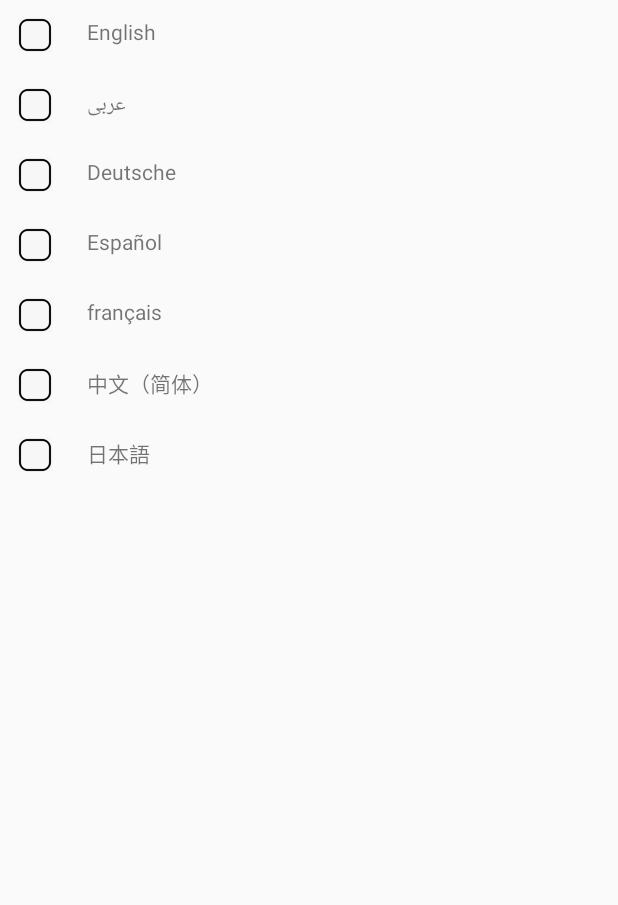
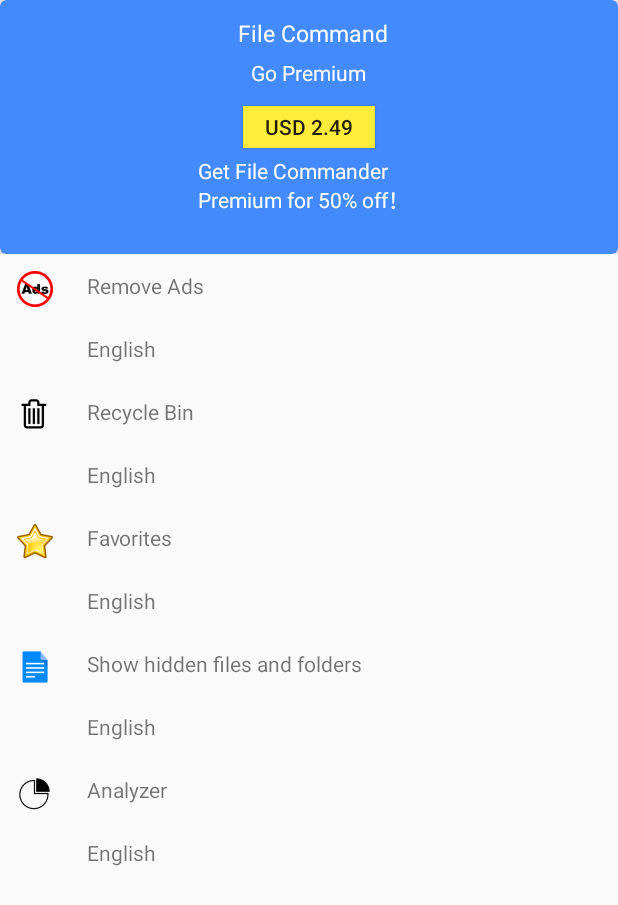
Before and after one commit to aloha1/File_Command, an Android app: the GoPremiumActivity screen opened directly, with no data from a screen before it, on a phone screen of 412 x 824 dp. Shown: the top 905 px of the screen. Run offline under Robolectric (Android 15) with nearby library versions, the phone set to English and light mode, and no system bars.

Commit message:
update a little

```diff
--- a/FileCommand/app/src/main/AndroidManifest.xml
+++ b/FileCommand/app/src/main/AndroidManifest.xml
@@ -30,6 +30,7 @@
             android:screenOrientation="portrait"
             android:label="@string/app_name">
         </activity>
+
         <!--activity other store-->
         <activity android:name=".activity.AppStoreActivity"
             android:theme="@style/AppTheme.NoActionBar"
--- a/FileCommand/app/src/main/java/aaron/filecommand/activity/MainActivity.java
+++ b/FileCommand/app/src/main/java/aaron/filecommand/activity/MainActivity.java
@@ -132,14 +132,11 @@
 
         switch (checkAppStart()) {
             case NORMAL:
-                // We don't want to get on the user's nerves
                 break;
             case FIRST_TIME_VERSION:
-                // TODO show what's new
                 addToHome();
                 break;
             case FIRST_TIME:
-                // TODO show a tutorial
                 addToHome();
                 break;
             default:
@@ -165,10 +162,6 @@
         });
     }
 
-    private void clearToolbarHome(){
-        imageToolbar.setVisibility(View.GONE);
-    }
-
     @Override
     public boolean onCreateOptionsMenu(Menu menu) {
         // Inflate the menu; this adds items to the action bar if it is present.
@@ -187,7 +180,6 @@
         if (id == R.id.action_settings) {
             return true;
         }
-
         return super.onOptionsItemSelected(item);
     }
 
@@ -201,7 +193,9 @@
         imageToolbar.setVisibility(View.INVISIBLE);
         imageToolbar.setImageResource(R.drawable.bag_white);
         if (id == R.id.nav_go_premium) {
-            // Handle the camera action
+            initFragment();
+            Intent intent = new Intent(MainActivity.this, GoPremiumActivity.class);
+            startActivity(intent);
         } else if (id == R.id.nav_home) {
             initFragment();
         }else if (id == R.id.nav_pictures) {
@@ -222,12 +216,13 @@
         } else if (id == R.id.nav_recent_files) {
             toolbarTitle.setText(R.string.text_tick_recent_files);
         } else if (id == R.id.nav_favorite) {
-
+            toolbarTitle.setText(R.string.text_tick_favorites);
         } else if (id == R.id.nav_internal_shared_storage) {
-
+            toolbarTitle.setText(R.string.text_tick_internal_shared_storage);
         } else if (id == R.id.nav_ftp) {
-
+            toolbarTitle.setText(R.string.text_tick_ftp);
         }else if (id == R.id.nav_language) {
+            initFragment();
             Intent intent = new Intent(MainActivity.this, LanguageActivity.class);
             startActivity(intent);
         }else{
--- a/FileCommand/app/src/main/java/aaron/filecommand/fragment/HomeFragment.java
+++ b/FileCommand/app/src/main/java/aaron/filecommand/fragment/HomeFragment.java
@@ -7,6 +7,7 @@
 import android.content.SharedPreferences;
 import android.os.Bundle;
 import android.support.annotation.Nullable;
+import android.support.v7.widget.CardView;
 import android.support.v7.widget.GridLayoutManager;
 import android.support.v7.widget.LinearLayoutManager;
 import android.support.v7.widget.RecyclerView;
@@ -27,6 +28,7 @@
 
 import aaron.filecommand.R;
 import aaron.filecommand.activity.AddCategoryActivity;
+import aaron.filecommand.activity.InterAd_Activity;
 import aaron.filecommand.adapter.HomeAdapter;
 import aaron.filecommand.adapter.helper.SimpleItemTouchHelperCallback;
 import aaron.filecommand.dao.Category;
@@ -81,6 +83,14 @@
             @Override
             public void onClick(View view) {
                 Intent intent = new Intent(getActivity(), AddCategoryActivity.class);
+                getActivity().startActivity(intent);
+            }
+        });
+        CardView cardView = view.findViewById(R.id.card_normal);
+        cardView.setOnClickListener(new View.OnClickListener() {
+            @Override
+            public void onClick(View view) {
+                Intent intent = new Intent(getActivity(), InterAd_Activity.class);
                 getActivity().startActivity(intent);
             }
         });
--- a/FileCommand/app/src/main/res/layout/activity_go_premium.xml
+++ b/FileCommand/app/src/main/res/layout/activity_go_premium.xml
@@ -5,7 +5,7 @@
     xmlns:app="http://schemas.android.com/apk/res-auto"
     android:orientation="vertical">
 
-    <!--<include layout="@layout/include_toolbar"/>-->
+    <include layout ="@layout/card_premium"/>
 
     <ScrollView
         android:layout_width="match_parent"
@@ -15,131 +15,168 @@
             android:layout_height="match_parent"
             android:orientation="vertical">
 
-            <LinearLayout android:id="@+id/layout_tick_english"
+            <RelativeLayout android:id="@+id/layout_remove_ads"
                 android:orientation="horizontal"
                 android:layout_width="match_parent"
                 android:layout_height="wrap_content">
                 <ImageView
-                    android:id="@+id/image_tick_english"
+                    android:id="@+id/image_remove_ads"
                     android:layout_width="@dimen/digit_big_height"
                     android:layout_height="@dimen/digit_big_height"
                     android:layout_margin="@dimen/activity_margin_smaller"
-                    android:src="@drawable/square"/>
+                    android:src="@drawable/no_ads"/>
                 <TextView
-                    android:id="@+id/text_tick_english"
+                    android:id="@+id/title_remove_ads"
                     android:layout_width="wrap_content"
                     android:layout_height="wrap_content"
                     android:layout_margin="@dimen/activity_margin_smaller"
+                    android:layout_toRightOf="@+id/image_remove_ads"
+                    android:text="@string/remove_ads"/>
+                <TextView
+                    android:id="@+id/text_remove_ads"
+                    android:layout_width="wrap_content"
+                    android:layout_height="wrap_content"
+                    android:layout_margin="@dimen/activity_margin_smaller"
+                    android:layout_toRightOf="@+id/image_remove_ads"
+                    android:layout_below="@+id/title_remove_ads"
                     android:text="English"/>
-            </LinearLayout>
+            </RelativeLayout>
 
-            <LinearLayout android:id="@+id/layout_tick_arabic"
+            <RelativeLayout android:id="@+id/layout_recycle_bin"
                 android:orientation="horizontal"
                 android:layout_width="match_parent"
                 android:layout_height="wrap_content">
                 <ImageView
-                    android:id="@+id/image_tick_arabic"
+                    android:id="@+id/image_recycle_bin"
                     android:layout_width="@dimen/digit_big_height"
                     android:layout_height="@dimen/digit_big_height"
                     android:layout_margin="@dimen/activity_margin_smaller"
-                    android:src="@drawable/square"/>
+                    android:src="@drawable/recycle_bin"/>
                 <TextView
-                    android:id="@+id/text_tick_arabic"
+                    android:id="@+id/title_recycle_bin"
                     android:layout_width="wrap_content"
                     android:layout_height="wrap_content"
                     android:layout_margin="@dimen/activity_margin_smaller"
-                    android:text="عربى"/>
-            </LinearLayout>
+                    android:layout_toRightOf="@+id/image_recycle_bin"
+                    android:text="@string/text_tick_recycle_bin"/>
+                <TextView
+                    android:id="@+id/text_recycle_bin"
+                    android:layout_width="wrap_content"
+                    android:layout_height="wrap_content"
+                    android:layout_margin="@dimen/activity_margin_smaller"
+                    android:layout_toRightOf="@+id/image_recycle_bin"
+                    android:layout_below="@+id/title_recycle_bin"
+                    android:text="English"/>
+            </RelativeLayout>
 
-            <LinearLayout android:id="@+id/layout_tick_german"
+            <RelativeLayout android:id="@+id/layout_favorite"
                 android:orientation="horizontal"
                 android:layout_width="match_parent"
                 android:layout_height="wrap_content">
                 <ImageView
-                    android:id="@+id/image_tick_german"
+                    android:id="@+id/image_favorite"
                     android:layout_width="@dimen/digit_big_height"
                     android:layout_height="@dimen/digit_big_height"
                     android:layout_margin="@dimen/activity_margin_smaller"
-                    android:src="@drawable/square"/>
+                    android:src="@drawable/favorites"/>
                 <TextView
-                    android:id="@+id/text_tick_german"
+                    android:id="@+id/title_favorite"
                     android:layout_width="wrap_content"
                     android:layout_height="wrap_content"
                     android:layout_margin="@dimen/activity_margin_smaller"
-                    android:text="Deutsche"/>
-            </LinearLayout>
+                    android:layout_toRightOf="@+id/image_favorite"
+                    android:text="@string/text_tick_favorites"/>
+                <TextView
+                    android:id="@+id/text_favorite"
+                    android:layout_width="wrap_content"
+                    android:layout_height="wrap_content"
+                    android:layout_margin="@dimen/activity_margin_smaller"
+                    android:layout_toRightOf="@+id/image_favorite"
+                    android:layout_below="@+id/title_favorite"
+                    android:text="English"/>
+            </RelativeLayout>
 
-            <LinearLayout android:id="@+id/layout_tick_spanish"
+            <RelativeLayout android:id="@+id/layout_show_hidden_files_and_folders"
                 android:orientation="horizontal"
                 android:layout_width="match_parent"
                 android:layout_height="wrap_content">
                 <ImageView
-                    android:id="@+id/image_tick_spanish"
+                    android:id="@+id/image_show_hidden_files_and_folders"
                     android:layout_width="@dimen/digit_big_height"
                     android:layout_height="@dimen/digit_big_height"
                     android:layout_margin="@dimen/activity_margin_smaller"
-                    android:src="@drawable/square"/>
+                    android:src="@drawable/documents"/>
                 <TextView
-                    android:id="@+id/text_tick_spanish"
+                    android:id="@+id/title_show_hidden_files_and_folders"
                     android:layout_width="wrap_content"
                     android:layout_height="wrap_content"
                     android:layout_margin="@dimen/activity_margin_smaller"
-                    android:text="Español"/>
-            </LinearLayout>
+                    android:layout_toRightOf="@+id/image_show_hidden_files_and_folders"
+                    android:text="Show hidden files and folders"/>
+                <TextView
+                    android:id="@+id/text_show_hidden_files_and_folders"
+                    android:layout_width="wrap_content"
+                    android:layout_height="wrap_content"
+                    android:layout_margin="@dimen/activity_margin_smaller"
+                    android:layout_toRightOf="@+id/image_show_hidden_files_and_folders"
+                    android:layout_below="@+id/title_show_hidden_files_and_folders"
+                    android:text="English"/>
+            </RelativeLayout>
 
-            <LinearLayout android:id="@+id/layout_tick_french"
+            <RelativeLayout android:id="@+id/layout_storage_analyzer"
                 android:orientation="horizontal"
                 android:layout_width="match_parent"
                 android:layout_height="wrap_content">
                 <ImageView
-                    android:id="@+id/image_tick_french"
+                    android:id="@+id/image_storage_analyzer"
                     android:layout_width="@dimen/digit_big_height"
                     android:layout_height="@dimen/digit_big_height"
                     android:layout_margin="@dimen/activity_margin_smaller"
-                    android:src="@drawable/square"/>
+                    android:src="@drawable/analyzer"/>
                 <TextView
-                    android:id="@+id/text_tick_french"
+                    android:id="@+id/title_storage_analyzer"
                     android:layout_width="wrap_content"
                     android:layout_height="wrap_content"
                     android:layout_margin="@dimen/activity_margin_smaller"
-                    android:text="français"/>
-            </LinearLayout>
-
-            <LinearLayout android:id="@+id/layout_tick_chinese"
-                android:orientation="horizontal"
-                android:layout_width="match_parent"
-                android:layout_height="wrap_content">
-                <ImageView
-                    android:id="@+id/image_tick_chinese"
-                    android:layout_width="@dimen/digit_big_height"
-                    android:layout_height="@dimen/digit_big_height"
-                    android:layout_margin="@dimen/activity_margin_smaller"
-                    android:src="@drawable/square"/>
+                    android:layout_toRightOf="@+id/image_storage_analyzer"
+                    android:text="Analyzer"/>
                 <TextView
-                    android:id="@+id/text_tick_chinese"
+                    android:id="@+id/text_storage_analyzer"
                     android:layout_width="wrap_content"
                     android:layout_height="wrap_content"
                     android:layout_margin="@dimen/activity_margin_smaller"
-                    android:text="中文（简体）"/>
-            </LinearLayout>
+                    android:layout_toRightOf="@+id/image_storage_analyzer"
+                    android:layout_below="@+id/title_storage_analyzer"
+                    android:text="English"/>
+            </RelativeLayout>
 
-            <LinearLayout android:id="@+id/layout_tick_japanese"
-                android:orientation="horizontal"
-                android:layout_width="match_parent"
-                android:layout_height="wrap_content">
-                <ImageView
-                    android:id="@+id/image_tick_japanese"
-                    android:layout_width="@dimen/digit_big_height"
-                    android:layout_height="@dimen/digit_big_height"
-                    android:layout_margin="@dimen/activity_margin_smaller"
-                    android:src="@drawable/square"/>
-                <TextView
-                    android:id="@+id/text_tick_japanese"
-                    android:layout_width="wrap_content"
-                    android:layout_height="wrap_content"
-                    android:layout_margin="@dimen/activity_margin_smaller"
-                    android:text="日本語"/>
-            </LinearLayout>
+            <!--<RelativeLayout android:id="@+id/layout_favorite"-->
+                <!--android:orientation="horizontal"-->
+                <!--android:layout_width="match_parent"-->
+                <!--android:layout_height="wrap_content">-->
+                <!--<ImageView-->
+                    <!--android:id="@+id/image_favorite"-->
+                    <!--android:layout_width="wrap_content"-->
+                    <!--android:layout_height="wrap_content"-->
+                    <!--android:layout_margin="@dimen/activity_margin_smaller"-->
+                    <!--android:src="@drawable/favorites"/>-->
+                <!--<TextView-->
+                    <!--android:id="@+id/title_favorite"-->
+                    <!--android:layout_width="wrap_content"-->
+                    <!--android:layout_height="wrap_content"-->
+                    <!--android:layout_margin="@dimen/activity_margin_smaller"-->
+                    <!--android:layout_toRightOf="@+id/image_favorite"-->
+                    <!--android:text="@string/text_tick_favorites"/>-->
+                <!--<TextView-->
+                    <!--android:id="@+id/text_favorite"-->
+                    <!--android:layout_width="wrap_content"-->
+                    <!--android:layout_height="wrap_content"-->
+                    <!--android:layout_margin="@dimen/activity_margin_smaller"-->
+                    <!--android:layout_toRightOf="@+id/image_favorite"-->
+                    <!--android:layout_below="@+id/title_favorite"-->
+                    <!--android:text="English"/>-->
+            <!--</RelativeLayout>-->
+
         </LinearLayout>
     </ScrollView>
 </LinearLayout>
--- /dev/null
+++ b/FileCommand/app/src/main/res/layout/card_premium.xml
@@ -0,0 +1,69 @@
+<?xml version="1.0" encoding="utf-8"?>
+<RelativeLayout xmlns:android="http://schemas.android.com/apk/res/android"
+    android:layout_width="match_parent"
+    android:layout_height="wrap_content"
+    xmlns:app="http://schemas.android.com/apk/res-auto">
+    <android.support.v7.widget.CardView
+        android:layout_width="match_parent"
+        android:layout_height="wrap_content"
+        android:id="@+id/card_premium"
+        app:cardBackgroundColor="@color/blue"
+        app:cardCornerRadius="@dimen/card_radius"
+        app:cardElevation="8dp">
+
+        <RelativeLayout
+            android:id="@+id/layout_premium"
+            android:layout_width="match_parent"
+            android:layout_height="@dimen/me_favorite_height">
+
+            <Button
+                android:id="@+id/btn_premium"
+                android:layout_width="wrap_content"
+                android:layout_height="@dimen/searchview_height"
+                android:layout_centerInParent="true"
+                android:background="@color/yellow"
+                android:text="USD 2.49"/>
+            <ImageView
+                android:id="@+id/image_discount"
+                android:layout_width="@dimen/home_card_height"
+                android:layout_height="@dimen/home_card_height"
+                android:scaleType="fitXY"
+                android:layout_margin="@dimen/activity_margin_smaller"
+                android:layout_centerInParent="true"
+                />
+            <TextView
+                android:id="@+id/text_premium_title"
+                android:layout_width="wrap_content"
+                android:layout_height="@dimen/button_margin"
+                android:textSize="@dimen/text_subtitle_size"
+                android:paddingLeft="@dimen/normal_margin"
+                android:layout_marginTop="@dimen/activity_margin_smaller"
+                android:layout_alignParentTop="true"
+                android:text="@string/app_name"
+                android:layout_centerHorizontal="true"
+                android:textColor="@android:color/white"/>
+
+            <TextView
+                android:id="@+id/text_premium_subtitle"
+                android:layout_width="wrap_content"
+                android:layout_height="wrap_content"
+                android:layout_centerHorizontal="true"
+                android:text="@string/text_tick_go_premium"
+                android:textColor="@color/white"
+                android:layout_marginTop="@dimen/margin_left_small"
+                android:layout_below="@+id/text_premium_title"/>
+
+            <TextView
+                android:id="@+id/text_premium_discount"
+                android:layout_width="@dimen/button_register_width"
+                android:layout_height="wrap_content"
+                android:layout_marginTop="@dimen/normal_margin"
+                android:text="Get File Commander  Premium for 50% off！"
+                android:textColor="@color/white"
+                android:layout_centerHorizontal="true"
+                android:layout_below="@+id/btn_premium"/>
+
+        </RelativeLayout>
+
+    </android.support.v7.widget.CardView>
+</RelativeLayout>
--- a/FileCommand/app/src/main/res/layout/fragment_home.xml
+++ b/FileCommand/app/src/main/res/layout/fragment_home.xml
@@ -6,6 +6,8 @@
     android:orientation="vertical"
     xmlns:android="http://schemas.android.com/apk/res/android"
     xmlns:app="http://schemas.android.com/apk/res-auto">
+
+    <include layout="@layout/card_appstore"/>
 
         <android.support.v7.widget.RecyclerView
             xmlns:android="http://schemas.android.com/apk/res/android"
--- a/FileCommand/app/src/main/res/menu/activity_main_drawer.xml
+++ b/FileCommand/app/src/main/res/menu/activity_main_drawer.xml
@@ -25,7 +25,7 @@
             <item
                 android:id="@+id/nav_internal_shared_storage"
                 android:icon="@drawable/internal_storage"
-                android:title="@string/text_internal_shared_storage" />
+                android:title="@string/text_tick_internal_shared_storage" />
             <item
                 android:id="@+id/nav_ftp"
                 android:icon="@drawable/ftp"
--- a/FileCommand/app/src/main/res/values/strings.xml
+++ b/FileCommand/app/src/main/res/values/strings.xml
@@ -13,6 +13,7 @@
 
     <string name="our_recommend_app">Our Recommended App</string>
     <string name="title_add_category">Add Category</string>
+    <string name="remove_ads">Remove Ads</string>
 
     <!--File Command-->
     <string name="file_command_title">File Command</string>
@@ -26,7 +27,7 @@
     <string name="text_tick_go_premium">Go Premium</string>
     <string name="text_tick_home">Home</string>
     <string name="text_tick_picture">Picture</string>
-    <string name="text_internal_shared_storage">Internal Shared Storage</string>
+    <string name="text_tick_internal_shared_storage">Internal Shared Storage</string>
     <string name="text_tick_ftp">FTP</string>
     <string name="text_tick_music">Music</string>
     <string name="text_tick_videos">Videos</string>
```
Also changed, not shown: FileCommand/app/src/main/res/drawable/recycle_bin.png (added), 7 other files.
